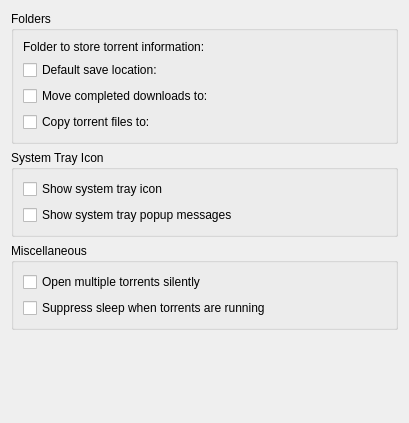
The window that ktorrent/pref/generalpref.ui (KDE/ktorrent) describes before a commit, drawn with Qt 5.
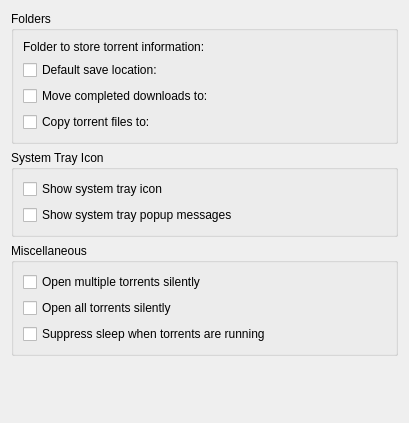
The same window after the commit. Custom widgets are drawn as their Qt base class.

Commit message: Add option to open all torrents silently

```diff
--- a/ktorrent/pref/generalpref.ui
+++ b/ktorrent/pref/generalpref.ui
@@ -133,6 +133,20 @@
         </property>
        </widget>
       </item>
+      <item>
+       <widget class="QCheckBox" name="kcfg_openAllTorrentsSilently">
+        <property name="toolTip">
+         <string>&lt;!DOCTYPE HTML PUBLIC &quot;-//W3C//DTD HTML 4.0//EN&quot; &quot;http://www.w3.org/TR/REC-html40/strict.dtd&quot;&gt;
+&lt;html&gt;&lt;head&gt;&lt;meta name=&quot;qrichtext&quot; content=&quot;1&quot; /&gt;&lt;style type=&quot;text/css&quot;&gt;
+p, li { white-space: pre-wrap; }
+&lt;/style&gt;&lt;/head&gt;&lt;body style=&quot; font-family:'OpenSymbol'; font-size:8pt; font-weight:400; font-style:normal;&quot;&gt;
+&lt;p style=&quot; margin-top:0px; margin-bottom:0px; margin-left:0px; margin-right:0px; -qt-block-indent:0; text-indent:0px;&quot;&gt;&lt;span style=&quot; font-family:'Bitstream Vera Sans';&quot;&gt;Open all torrents silently.&lt;/span&gt;&lt;/p&gt;&lt;/body&gt;&lt;/html&gt;</string>
+        </property>
+        <property name="text">
+         <string>Open all torrents silently</string>
+        </property>
+       </widget>
+      </item>
       <item>
        <widget class="QCheckBox" name="kcfg_suppressSleep">
         <property name="toolTip">
```
The commit also changes 3 other files.
